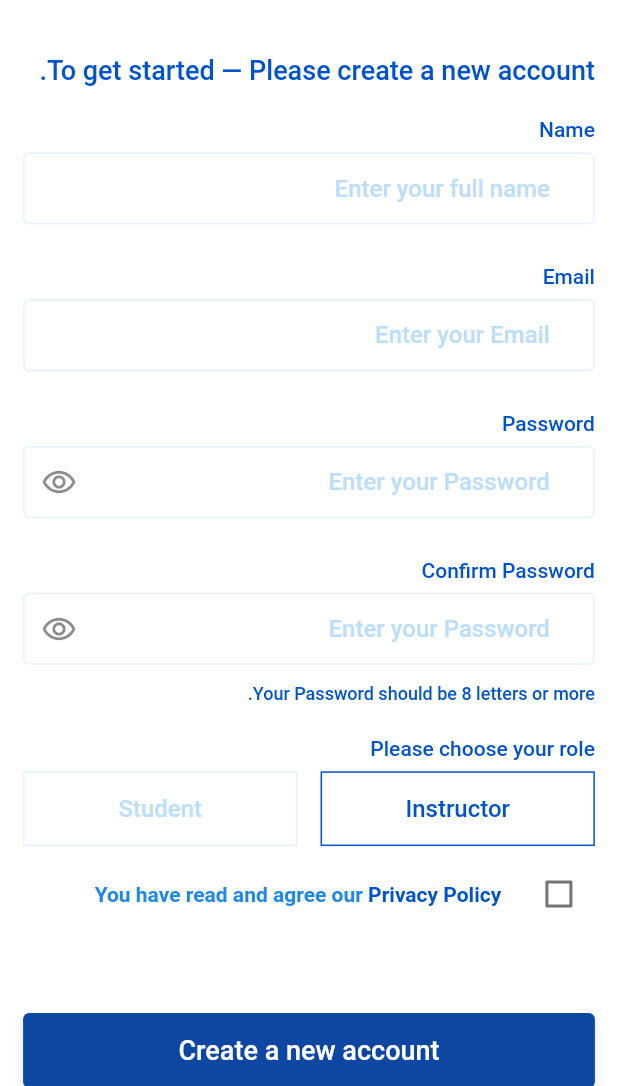
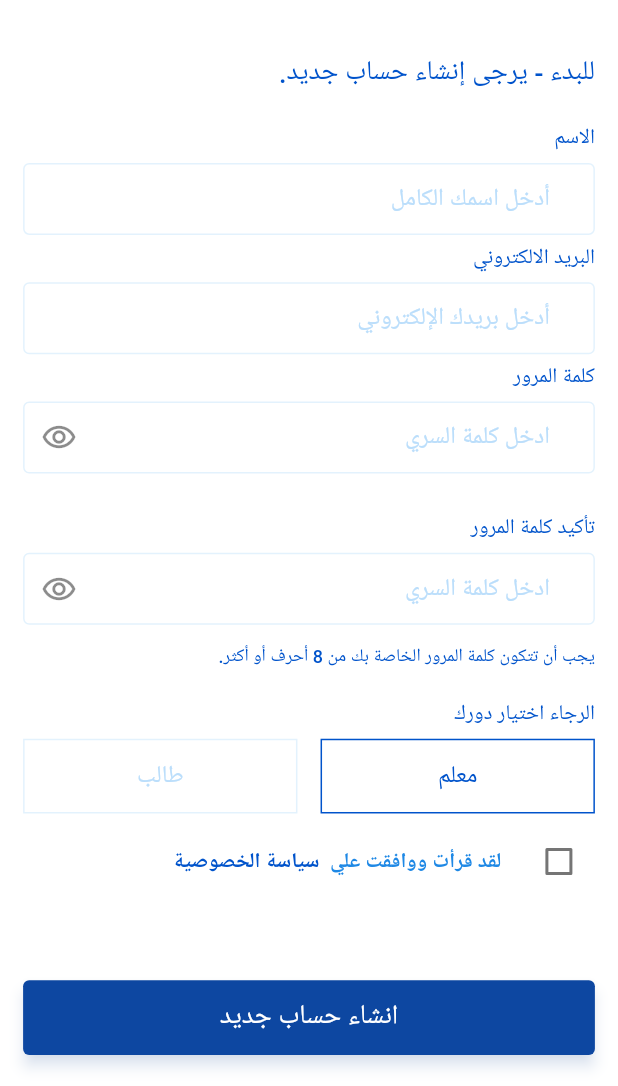
Before and after one commit to Graduation-Project-2022-Dr-Amr/Mobile_Smart-Education-System, a Flutter app: the SignUpScreen screen opened directly, on a phone screen of 412 x 824 dp, the part 150-1236 px from its top. Run offline on Flutter 3.47's test engine with Material 2 defaults, Android fonts, the phone set to English and light mode, and no system bars; our stand-ins replace bloc, chewie, conditional_builder_null_safety, date_picker_timeline, dio, flutter_bloc and 10 more; accounts and stored records are empty; generated files the repository leaves out were written again; network calls fail; Roboto replaces fonts that are missing (AlmaraiRegular).

Commit message:
Add Sign up Translation :Mahmoud

```diff
--- a/lib/Screens/Authentication/Login/login_screen.dart
+++ b/lib/Screens/Authentication/Login/login_screen.dart
@@ -94,7 +94,7 @@ class LoginScreen extends StatelessWidget {
                             //   return null;
                             // },
                             keyboardType: TextInputType.emailAddress,
-                            hint: 'Enter your User Name',
+                            hint: AppLocalizations.of(context)!.enter_your_name,
                             fieldKey: "user name",
                           ),
                           // SizedBox(
@@ -112,7 +112,7 @@ class LoginScreen extends StatelessWidget {
                             // },
                             keyboardType: TextInputType.text,
 
-                            hint: 'Enter your Password',
+                            hint: AppLocalizations.of(context)!.enter_your_password,
                             fieldKey: "password",
                           ),
                           // SizedBox(
--- a/lib/Screens/Authentication/Signin/sign_screen.dart
+++ b/lib/Screens/Authentication/Signin/sign_screen.dart
@@ -63,7 +63,7 @@ class SignUpScreen extends StatelessWidget {
                       height: SizeConfig.getProportionateScreenHeight(40.7),
                     ),
                     Text(
-                      "To get started — Please create a new account.",
+                      AppLocalizations.of(context)!.to_get_started_please_create_a_new_account,
                       textScaleFactor: 1.0,
                       style: TextStyle(
                         fontSize: 18,
@@ -81,7 +81,7 @@ class SignUpScreen extends StatelessWidget {
                       child: Column(
                         crossAxisAlignment: CrossAxisAlignment.start,
                         children: [
-                          buildColumn(text: "Name"),
+                          buildColumn(text: AppLocalizations.of(context)!.name ),
                           InputFieldWidget(
                             controller: nameController,
                             // onSubmit: (value) {
@@ -93,13 +93,13 @@ class SignUpScreen extends StatelessWidget {
                             //   return null;
                             // },
                             keyboardType: TextInputType.name,
-                            hint: 'Enter your full name',
+                            hint:AppLocalizations.of(context)!.enter_your_full_name,
                             fieldKey: "name",
                           ),
-                          SizedBox(
-                            height: SizeConfig.getProportionateScreenHeight(24),
-                          ),
-                          buildColumn(text: "Email"),
+                          // SizedBox(
+                          //   height: SizeConfig.getProportionateScreenHeight(24),
+                          // ),
+                          buildColumn(text: AppLocalizations.of(context)!.email),
                           InputFieldWidget(
                             controller: emailController,
                             // onSubmit: (value) {
@@ -111,13 +111,13 @@ class SignUpScreen extends StatelessWidget {
                             //   return null;
                             // },
                             keyboardType: TextInputType.emailAddress,
-                            hint: 'Enter your Email',
+                            hint: AppLocalizations.of(context)!.enter_your_email,
                             fieldKey: "email",
                           ),
-                          SizedBox(
-                            height: SizeConfig.getProportionateScreenHeight(24),
-                          ),
-                          buildColumn(text: "Password"),
+                          // SizedBox(
+                          //   height: SizeConfig.getProportionateScreenHeight(24),
+                          // ),
+                          buildColumn(text: AppLocalizations.of(context)!.password),
                           InputFieldWidget(
                               controller: passwordController,
                               // onSubmit: (value) {
@@ -127,7 +127,7 @@ class SignUpScreen extends StatelessWidget {
                               //   return null;
                               // },
                               keyboardType: TextInputType.text,
-                              hint: 'Enter your Password',
+                              hint: AppLocalizations.of(context)!.enter_your_password,
                               fieldKey: "password",
                               suffix: AuthBloc.get(context).suffixIcon,
                               suffixPressed: () {
@@ -136,7 +136,7 @@ class SignUpScreen extends StatelessWidget {
                           SizedBox(
                             height: SizeConfig.getProportionateScreenHeight(24),
                           ),
-                          buildColumn(text: "Confirm Password"),
+                          buildColumn(text:AppLocalizations.of(context)!.confirm_password ),
                           InputFieldWidget(
                               controller: passwordConfirmController,
                               // onSubmit: (value) {
@@ -146,7 +146,7 @@ class SignUpScreen extends StatelessWidget {
                               //   return null;
                               // },
                               keyboardType: TextInputType.text,
-                              hint: 'Enter your Password',
+                              hint: AppLocalizations.of(context)!.enter_your_password,
                               fieldKey: "password",
                               suffix: AuthBloc.get(context).suffixIcon,
                               suffixPressed: () {
@@ -156,7 +156,7 @@ class SignUpScreen extends StatelessWidget {
                             height: SizeConfig.getProportionateScreenHeight(8),
                           ),
                           Text(
-                            'Your Password should be 8 letters or more.',
+                            AppLocalizations.of(context)!.your_password_should_be_8_letters_or_more ,
                             textScaleFactor: 1.0,
                             style: TextStyle(
                               fontSize: 12,
@@ -169,7 +169,7 @@ class SignUpScreen extends StatelessWidget {
                             height: SizeConfig.getProportionateScreenHeight(24),
                           ),
                           Text(
-                            'Please choose your role',
+                            AppLocalizations.of(context)!.please_choose_your_role  ,
                             textScaleFactor: 1.0,
                             style: TextStyle(
                               fontSize: 14,
@@ -185,7 +185,7 @@ class SignUpScreen extends StatelessWidget {
                             children: [
                               buildExpanded(
                                 context: context,
-                                role: "Instructor",
+                                role: AppLocalizations.of(context)!.instructor,
                                 isInstructor:
                                 AuthBloc.get(context).isInstructor,
                               ),
@@ -195,7 +195,7 @@ class SignUpScreen extends StatelessWidget {
                               ),
                               buildExpanded(
                                 context: context,
-                                role: "Student",
+                                role: AppLocalizations.of(context)!.student,
                                 isInstructor:
                                     !AuthBloc.get(context).isInstructor,
                               ),
@@ -228,7 +228,7 @@ class SignUpScreen extends StatelessWidget {
                                 text: TextSpan(
                                   children: <TextSpan>[
                                     TextSpan(
-                                      text: 'You have read and agree our ',
+                                      text:  AppLocalizations.of(context)!.you_have_read_and_agree_our,
                                       style: TextStyle(
                                         fontSize: 14,
                                         fontStyle: FontStyle.normal,
@@ -237,7 +237,7 @@ class SignUpScreen extends StatelessWidget {
                                       ),
                                     ),
                                     TextSpan(
-                                      text: 'Privacy Policy',
+                                      text:AppLocalizations.of(context)!.privacy_policy,
                                       style: TextStyle(
                                         fontSize: 14,
                                         fontStyle: FontStyle.normal,
@@ -267,7 +267,7 @@ class SignUpScreen extends StatelessWidget {
                                   shadowColor: MaterialStateProperty.all(
                                       HexColor("0053CB").withOpacity(0.25))),
                               child: Text(
-                                "Create a new account",
+                                AppLocalizations.of(context)!.create_a_new_account,
                                 textScaleFactor: 1.0,
                                 style: TextStyle(
                                   color: HexColor('FFFFFF'),
--- a/lib/l10n/app_ar.arb
+++ b/lib/l10n/app_ar.arb
@@ -17,7 +17,38 @@
   "password": "كلمة المرور",
   "reset_your_password": "اعد ضبط كلمه السر؟",
   "dont_have_an_account": "ليس لديك حساب؟",
-  "sign_up": "اشتراك"
+  "sign_up": "اشتراك",
+  "to_get_started_please_create_a_new_account": "للبدء - يرجى إنشاء حساب جديد.",
+  "name": "الاسم",
+  "email": "البريد الالكتروني",
+  "confirm_password": "تأكيد كلمة المرور",
+  "your_password_should_be_8_letters_or_more": "يجب أن تتكون كلمة المرور الخاصة بك من 8 أحرف أو أكثر.",
+  "please_choose_your_role": "الرجاء اختيار دورك",
+  "student": "طالب",
+  "instructor": "معلم",
+  "you_have_read_and_agree_our": "لقد قرأت ووافقت علي  ",
+  "privacy_policy": "سياسة الخصوصية",
+  "create_a_new_account": "انشاء حساب جديد",
+  "enter_your_full_name": "أدخل اسمك الكامل",
+  "enter_your_email": "أدخل بريدك الإلكتروني",
+  "enter_your_password": "ادخل كلمة السري",
+  "enter_your_name": "ادخل اسمك"
+
+
+
+
+
+
+
+
+
+
+
+
+
+
+
+
 
 
 
--- a/lib/l10n/app_en.arb
+++ b/lib/l10n/app_en.arb
@@ -21,6 +21,22 @@
   "password": "Password",
   "reset_your_password": "Reset your password?",
   "dont_have_an_account": "Don’t have an account?",
-  "sign_up": "Sign up"
+  "sign_up": "Sign up",
+  "to_get_started_please_create_a_new_account": "To get started — Please create a new account.",
+  "name": "Name",
+  "email": "Email",
+  "confirm_password": "Confirm Password",
+  "your_password_should_be_8_letters_or_more": "Your Password should be 8 letters or more.",
+  "please_choose_your_role": "Please choose your role",
+  "student": "Student",
+  "instructor": "Instructor",
+  "you_have_read_and_agree_our": "You have read and agree our ",
+  "privacy_policy": "Privacy Policy",
+  "create_a_new_account": "Create a new account",
+  "enter_your_full_name": "Enter your full name",
+  "enter_your_email": "Enter your Email",
+  "enter_your_password": "Enter your Password",
+  "enter_your_name": "Enter your Name"
+
 
 }
```
